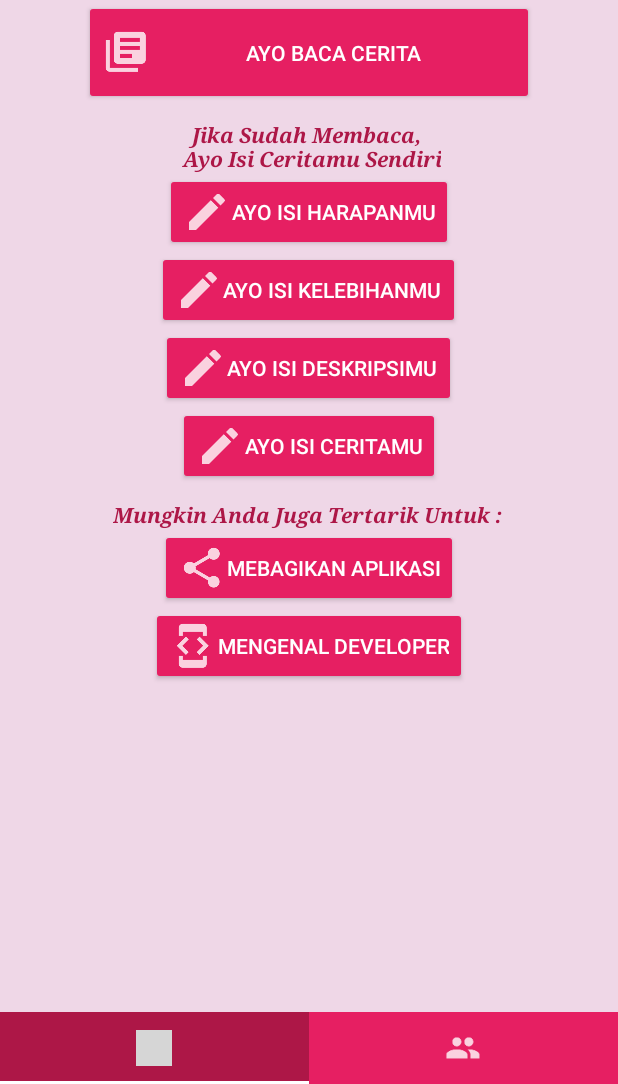
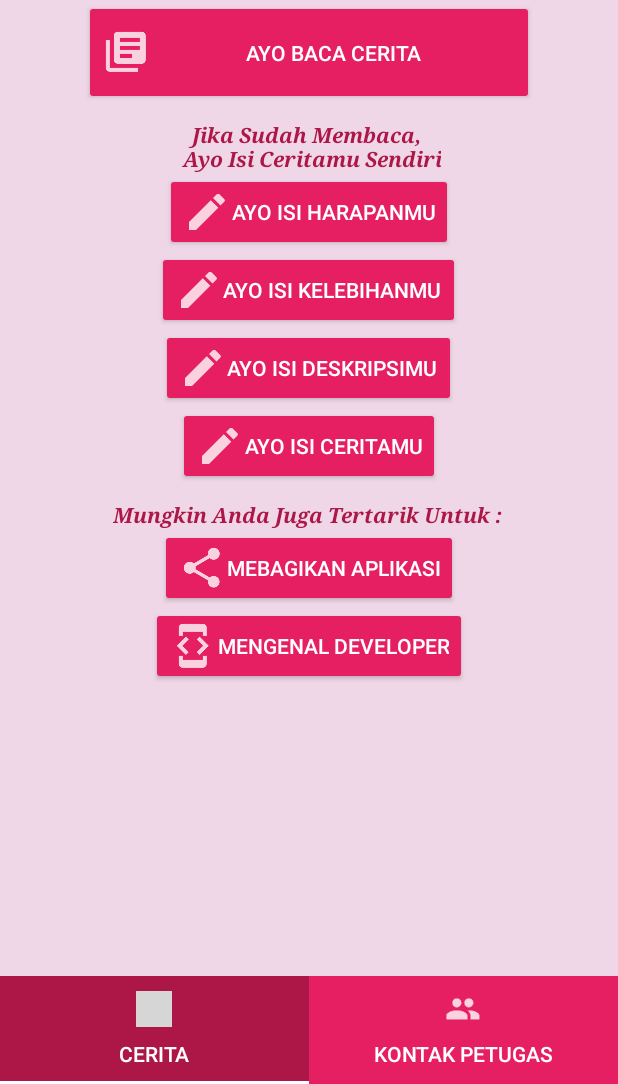
Before and after one commit to faizinahsan/JagaSehat, an Android app: the HomePage screen opened directly, with no data from a screen before it, on a phone screen of 412 x 824 dp, the part 152-1236 px from its top. Run offline under Robolectric (Android 15) with nearby library versions, the light colour scheme and no system bars; grey boxes are pictures that could not be loaded.

Commit message:
coba nambahTeks di tab

```diff
--- a/app/src/main/java/com/example/pbo/jagasehat/MainActivity.java
+++ b/app/src/main/java/com/example/pbo/jagasehat/MainActivity.java
@@ -29,7 +29,6 @@ public class MainActivity extends AppCompatActivity {
         tabLayout.getTabAt(0).setIcon(R.drawable.ic_home_page);
         tabLayout.getTabAt(1).setIcon(R.drawable.ic_kontak_petugas);
     }
-
     @Override
     public void onBackPressed() {
         if (back_pressed + TIME_DELAY > System.currentTimeMillis()) {
--- a/app/src/main/java/com/example/pbo/jagasehat/MainCategotyAdapter.java
+++ b/app/src/main/java/com/example/pbo/jagasehat/MainCategotyAdapter.java
@@ -31,6 +31,11 @@ public class MainCategotyAdapter extends FragmentPagerAdapter {
     }
     @Override
     public CharSequence getPageTitle(int position) {
-        return null;
+
+        if (position == 0){
+            return "Cerita";
+        }else{
+            return "Kontak Petugas";
+        }
     }
 }
--- a/app/src/main/res/layout/fragment_home_page.xml
+++ b/app/src/main/res/layout/fragment_home_page.xml
@@ -5,7 +5,9 @@
     android:id="@+id/homepage"
     android:background="@color/backgroundColorApp"
     tools:context="com.example.pbo.jagasehat.HomePage">
-
+    <ScrollView
+        android:layout_width="match_parent"
+        android:layout_height="match_parent">
         <LinearLayout
             android:orientation="vertical"
             android:layout_width="match_parent"
@@ -106,5 +108,7 @@
                 android:layout_width="wrap_content"
                 android:layout_height="wrap_content" />
         </LinearLayout>
+    </ScrollView>
+
 
 </FrameLayout>
```
Lines whose indentation alone changed are shown as unchanged.
